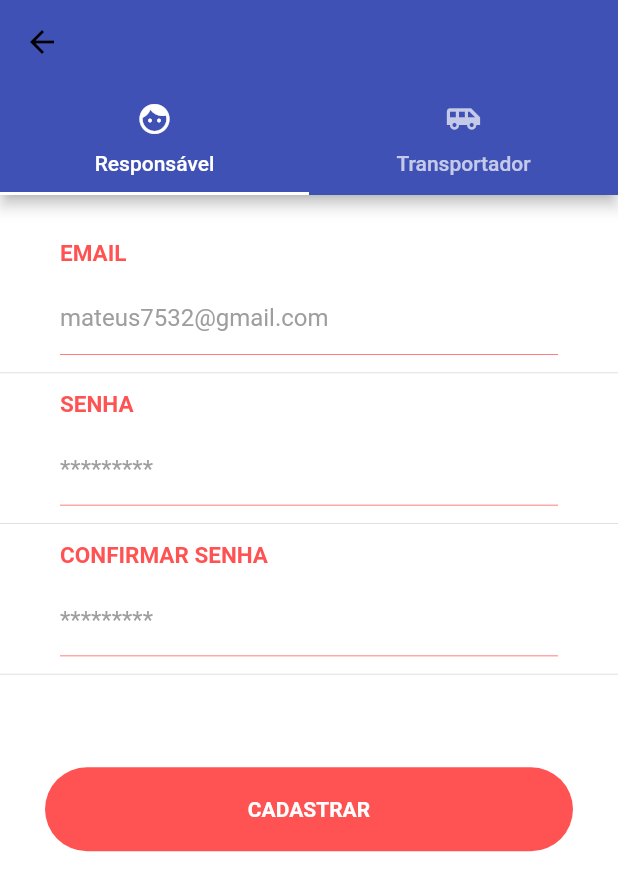
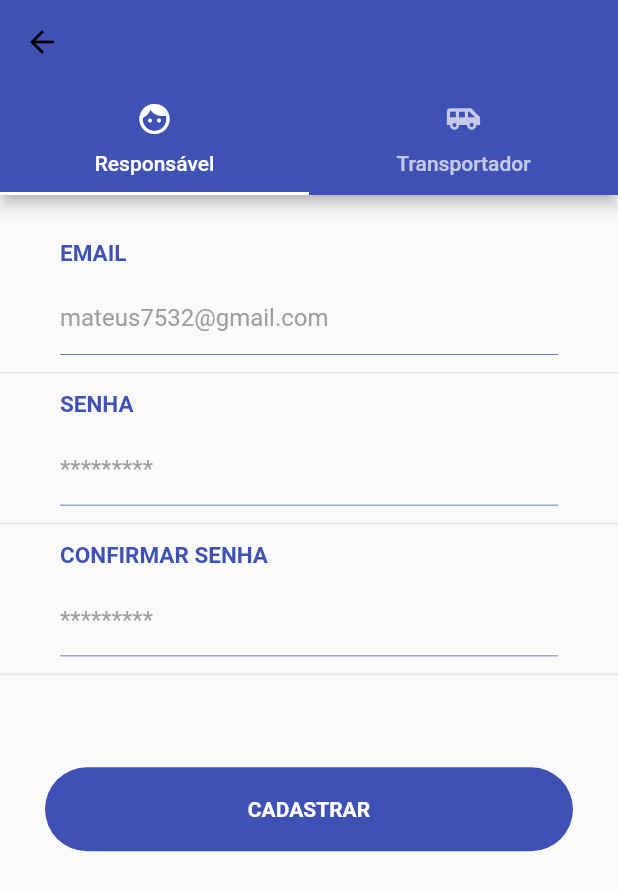
Before and after one commit to lucas-veiga/cade_van, a Flutter app: the screen it shows after launch, swiped to page 3, on a phone screen of 412 x 824 dp. Shown: the top 891 px of the screen. Run offline on Flutter 3.47's test engine with Material 2 defaults, Android fonts, the phone set to English and light mode, and no system bars.

Commit message:
Corrigindo cores e centralizando widgets

```diff
--- a/lib/pages/auth/responsible_tab.dart
+++ b/lib/pages/auth/responsible_tab.dart
@@ -4,11 +4,9 @@ class ResponsibleTab extends StatelessWidget {
   @override
   Widget build(BuildContext context) {
     return Container(
-      height: MediaQuery.of(context).size.height,
-      decoration: BoxDecoration(
-        color: Colors.white,
-      ),
+      child: SingleChildScrollView(
         child: new Column(
+          mainAxisAlignment: MainAxisAlignment.center,
           children: <Widget>[
             SizedBox(
               height: 30,
@@ -22,7 +20,7 @@ class ResponsibleTab extends StatelessWidget {
                       "EMAIL",
                       style: TextStyle(
                         fontWeight: FontWeight.bold,
-                      color: Colors.redAccent,
+                        color: Theme.of(context).accentColor,
                         fontSize: 15.0,
                       ),
                     ),
@@ -37,7 +35,7 @@ class ResponsibleTab extends StatelessWidget {
               decoration: BoxDecoration(
                 border: Border(
                   bottom: BorderSide(
-                    color: Colors.redAccent,
+                      color: Theme.of(context).accentColor,
                       width: 0.5,
                       style: BorderStyle.solid),
                 ),
@@ -72,7 +70,7 @@ class ResponsibleTab extends StatelessWidget {
                       "SENHA",
                       style: TextStyle(
                         fontWeight: FontWeight.bold,
-                      color: Colors.redAccent,
+                        color: Theme.of(context).accentColor,
                         fontSize: 15.0,
                       ),
                     ),
@@ -87,7 +85,7 @@ class ResponsibleTab extends StatelessWidget {
               decoration: BoxDecoration(
                 border: Border(
                   bottom: BorderSide(
-                    color: Colors.redAccent,
+                      color: Theme.of(context).accentColor,
                       width: 0.5,
                       style: BorderStyle.solid),
                 ),
@@ -123,7 +121,7 @@ class ResponsibleTab extends StatelessWidget {
                       "CONFIRMAR SENHA",
                       style: TextStyle(
                         fontWeight: FontWeight.bold,
-                      color: Colors.redAccent,
+                        color: Theme.of(context).accentColor,
                         fontSize: 15.0,
                       ),
                     ),
@@ -138,7 +136,7 @@ class ResponsibleTab extends StatelessWidget {
               decoration: BoxDecoration(
                 border: Border(
                   bottom: BorderSide(
-                    color: Colors.redAccent,
+                      color: Theme.of(context).accentColor,
                       width: 0.5,
                       style: BorderStyle.solid),
                 ),
@@ -176,7 +174,7 @@ class ResponsibleTab extends StatelessWidget {
                       shape: new RoundedRectangleBorder(
                         borderRadius: new BorderRadius.circular(30.0),
                       ),
-                    color: Colors.redAccent,
+                      color: Theme.of(context).accentColor,
                       onPressed: () => {},
                       child: new Container(
                         padding: const EdgeInsets.symmetric(
@@ -205,6 +203,7 @@ class ResponsibleTab extends StatelessWidget {
             ),
           ],
         ),
+      ),
     );
   }
 }
--- a/lib/pages/auth/signUp.dart
+++ b/lib/pages/auth/signUp.dart
@@ -40,8 +40,8 @@ class SignUp extends StatelessWidget {
         ),
         body: TabBarView(
           children: <Widget>[
-            SingleChildScrollView(child: ResponsibleTab()),
-            SingleChildScrollView(child: DriverTab()),
+            ResponsibleTab(),
+            DriverTab(),
           ],
         ),
       ),
```
Also changed, not shown: lib/pages/auth/signIn.dart (+13 -22 lines). Lines whose indentation alone changed are shown as unchanged.
